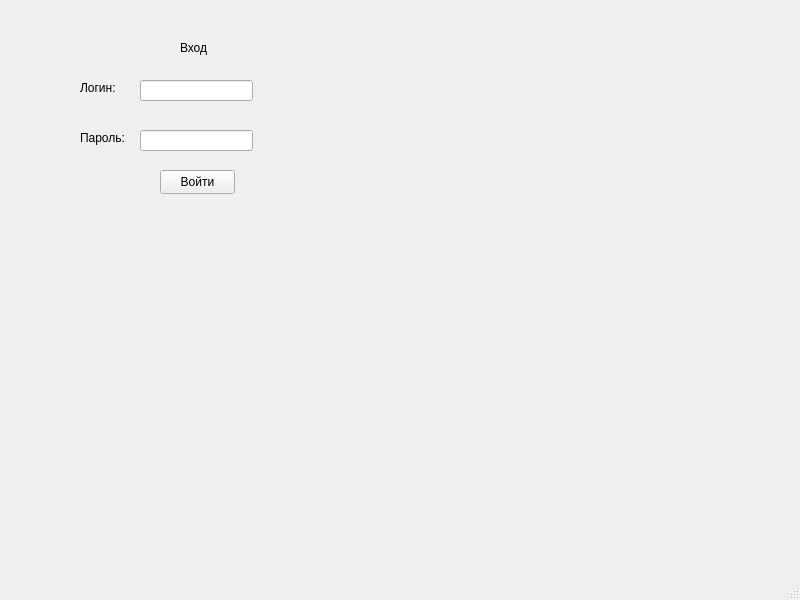
Qt form forms/UIs/auth.ui (mgf6605591-lgtm/AeroPulse) before a commit.
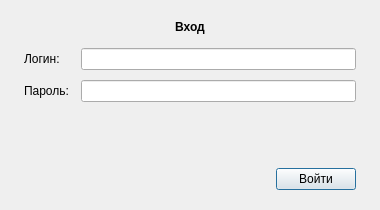
The same form after that commit.

Commit message: Разметить окно входа компоновщиками

What changed in the file:
```diff
--- a/forms/UIs/auth.ui
+++ b/forms/UIs/auth.ui
@@ -6,107 +6,133 @@
    <rect>
     <x>0</x>
     <y>0</y>
-    <width>800</width>
-    <height>600</height>
+    <width>380</width>
+    <height>210</height>
    </rect>
   </property>
+  <property name="minimumSize">
+   <size>
+    <width>320</width>
+    <height>180</height>
+   </size>
+  </property>
   <property name="windowTitle">
    <string>MainWindow</string>
   </property>
   <widget class="QWidget" name="centralwidget">
-   <widget class="QPushButton" name="loginBtn">
-    <property name="geometry">
-     <rect>
-      <x>160</x>
-      <y>170</y>
-      <width>75</width>
-      <height>24</height>
-     </rect>
+   <layout class="QVBoxLayout" name="rootLayout">
+    <property name="leftMargin">
+     <number>24</number>
     </property>
-    <property name="text">
-     <string>Войти</string>
+    <property name="topMargin">
+     <number>20</number>
     </property>
-   </widget>
-   <widget class="QLabel" name="label">
-    <property name="geometry">
-     <rect>
-      <x>180</x>
-      <y>40</y>
-      <width>49</width>
-      <height>16</height>
-     </rect>
+    <property name="rightMargin">
+     <number>24</number>
     </property>
-    <property name="text">
-     <string>Вход</string>
+    <property name="bottomMargin">
+     <number>20</number>
     </property>
-   </widget>
-   <widget class="QLineEdit" name="login">
-    <property name="geometry">
-     <rect>
-      <x>140</x>
-      <y>80</y>
-      <width>113</width>
-      <height>21</height>
-     </rect>
+    <property name="spacing">
+     <number>14</number>
     </property>
-   </widget>
-   <widget class="QLineEdit" name="password">
-    <property name="geometry">
-     <rect>
-      <x>140</x>
-      <y>130</y>
-      <width>113</width>
-      <height>21</height>
-     </rect>
-    </property>
-    <!-- Без echoMode QLineEdit работает в режиме Normal: пароль виден на экране
-         целиком, попадает на скриншоты и записи демонстраций (SEC-4). -->
-    <property name="echoMode">
-     <enum>QLineEdit::Password</enum>
-    </property>
-   </widget>
-   <widget class="QLabel" name="label_2">
-    <property name="geometry">
-     <rect>
-      <x>80</x>
-      <y>80</y>
-      <width>49</width>
-      <height>16</height>
-     </rect>
-    </property>
-    <property name="text">
-     <string>Логин:</string>
-    </property>
-   </widget>
-   <widget class="QLabel" name="label_3">
-    <property name="geometry">
-     <rect>
-      <x>80</x>
-      <y>130</y>
-      <width>49</width>
-      <height>16</height>
-     </rect>
-    </property>
-    <property name="text">
-     <string>Пароль:</string>
-    </property>
-   </widget>
+    <item>
+     <widget class="QLabel" name="titleLabel">
+      <property name="text">
+       <string>Вход</string>
+      </property>
+      <property name="alignment">
+       <set>Qt::AlignmentFlag::AlignCenter</set>
+      </property>
+      <property name="font">
+       <font>
+        <bold>true</bold>
+       </font>
+      </property>
+     </widget>
+    </item>
+    <item>
+     <layout class="QFormLayout" name="fieldsLayout">
+      <property name="horizontalSpacing">
+       <number>12</number>
+      </property>
+      <property name="verticalSpacing">
+       <number>10</number>
+      </property>
+      <item row="0" column="0">
+       <widget class="QLabel" name="loginLabel">
+        <property name="text">
+         <string>Логин:</string>
+        </property>
+       </widget>
+      </item>
+      <item row="0" column="1">
+       <widget class="QLineEdit" name="login"/>
+      </item>
+      <item row="1" column="0">
+       <widget class="QLabel" name="passwordLabel">
+        <property name="text">
+         <string>Пароль:</string>
+        </property>
+       </widget>
+      </item>
+      <item row="1" column="1">
+       <widget class="QLineEdit" name="password">
+        <!-- Без echoMode QLineEdit работает в режиме Normal: пароль виден на экране
+             целиком, попадает на скриншоты и записи демонстраций (SEC-4). -->
+        <property name="echoMode">
+         <enum>QLineEdit::EchoMode::Password</enum>
+        </property>
+       </widget>
+      </item>
+     </layout>
+    </item>
+    <item>
+     <spacer name="bottomSpacer">
+      <property name="orientation">
+       <enum>Qt::Orientation::Vertical</enum>
+      </property>
+      <property name="sizeHint" stdset="0">
+       <size>
+        <width>20</width>
+        <height>8</height>
+       </size>
+      </property>
+     </spacer>
+    </item>
+    <item>
+     <layout class="QHBoxLayout" name="buttonRow">
+      <item>
+       <spacer name="buttonSpacer">
+        <property name="orientation">
+         <enum>Qt::Orientation::Horizontal</enum>
+        </property>
+        <property name="sizeHint" stdset="0">
+         <size>
+          <width>40</width>
+          <height>20</height>
+         </size>
+        </property>
+       </spacer>
+      </item>
+      <item>
+       <widget class="QPushButton" name="loginBtn">
+        <property name="text">
+         <string>Войти</string>
+        </property>
+        <property name="default">
+         <bool>true</bool>
+        </property>
+       </widget>
+      </item>
+     </layout>
+    </item>
+   </layout>
    <!-- Кнопки «Зарегистрироваться» здесь больше нет (FUNC-3). Она была видима,
         ни к чему не подключена и ничего не делала по нажатию. Самостоятельная
         регистрация приложению не нужна вовсе: пользователь один, а первую
         учётную запись заводит окно первичной настройки (SEC-2). -->
   </widget>
-  <widget class="QMenuBar" name="menubar">
-   <property name="geometry">
-    <rect>
-     <x>0</x>
-     <y>0</y>
-     <width>800</width>
-     <height>22</height>
-    </rect>
-   </property>
-  </widget>
-  <widget class="QStatusBar" name="statusbar"/>
  </widget>
  <resources/>
  <connections/>
```
Left out of the diff: 16 changed lines with no effect on the pictures.
